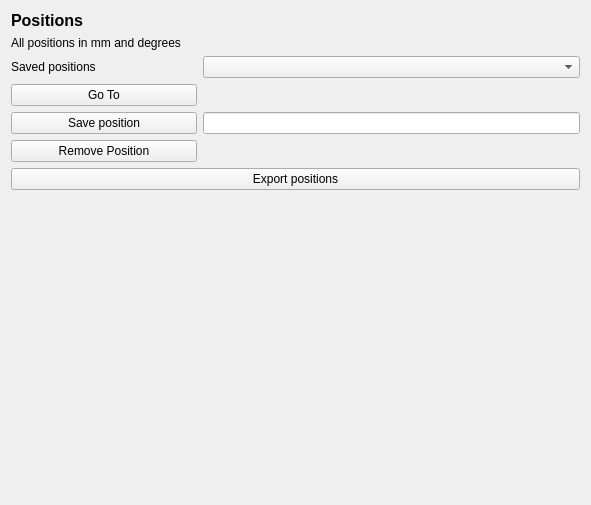
Old version of the form fibsem/ui/qtdesigner_files/FibsemPositionsWidget.ui in the repository DeMarcoLab/fibsem.
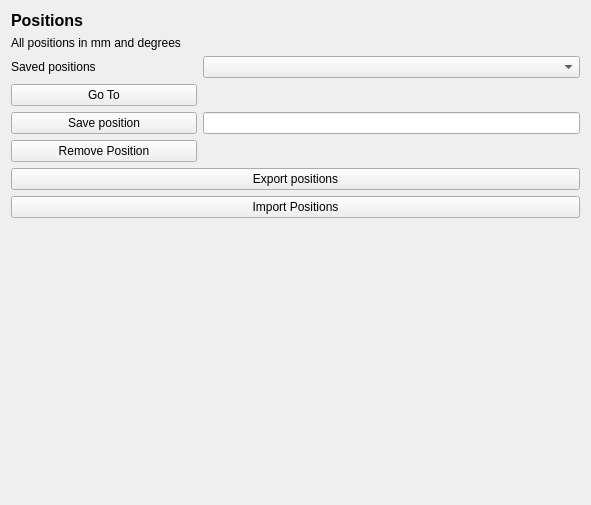
New version of the form.

What changed in the file:
```diff
--- a/fibsem/ui/qtdesigner_files/FibsemPositionsWidget.ui
+++ b/fibsem/ui/qtdesigner_files/FibsemPositionsWidget.ui
@@ -96,6 +96,13 @@
      </property>
     </widget>
    </item>
+   <item row="7" column="0" colspan="3">
+    <widget class="QPushButton" name="pushButton_import">
+     <property name="text">
+      <string>Import Positions</string>
+     </property>
+    </widget>
+   </item>
   </layout>
  </widget>
  <resources/>
```
